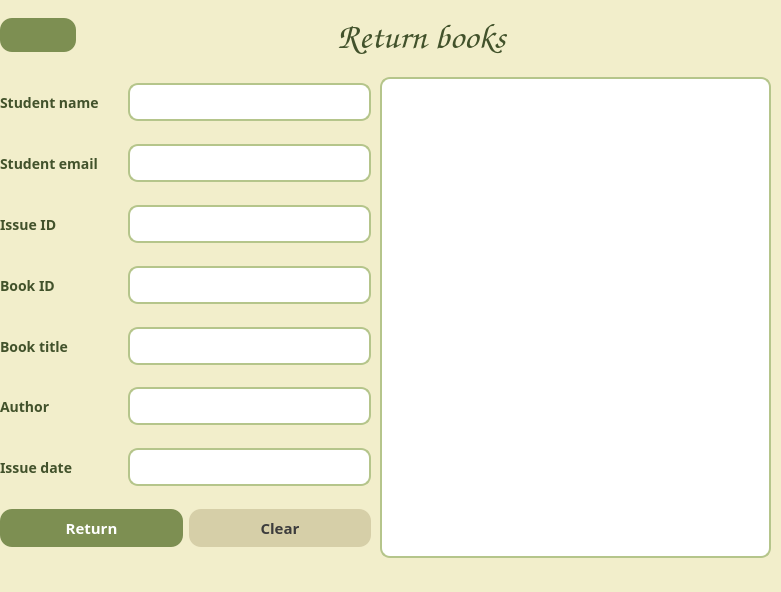
Qt form returnbooks.ui (sofiiahaman/OOP-Project) before a commit.
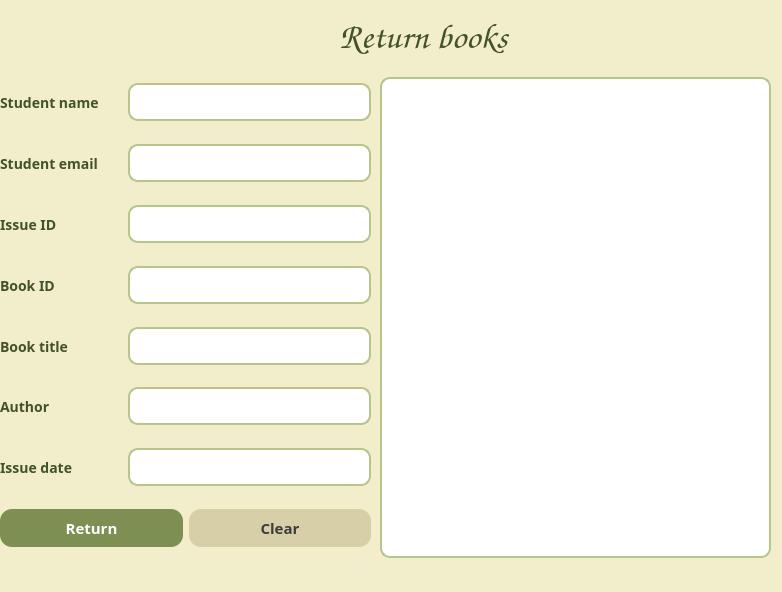
The same form after that commit. Icons and pictures are not drawn.

What changed in the file:
```diff
--- a/returnbooks.ui
+++ b/returnbooks.ui
@@ -6,7 +6,7 @@
    <rect>
     <x>0</x>
     <y>0</y>
-    <width>781</width>
+    <width>782</width>
     <height>592</height>
    </rect>
   </property>
@@ -85,7 +85,7 @@
 }
 
 /* BACK BUTTON */
-#backButton {
+#goBackButton_5 {
     background: transparent;
     border: none;
     color: #42522b;
```
Left out of the diff: 29 changed lines with no effect on the pictures.
